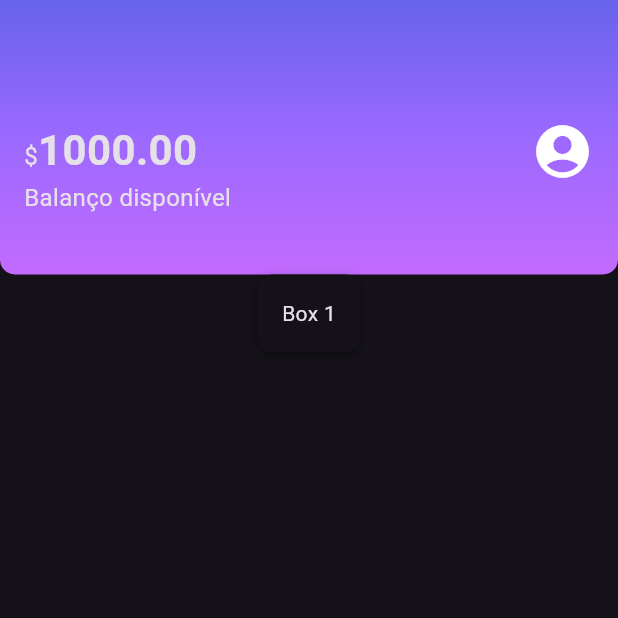
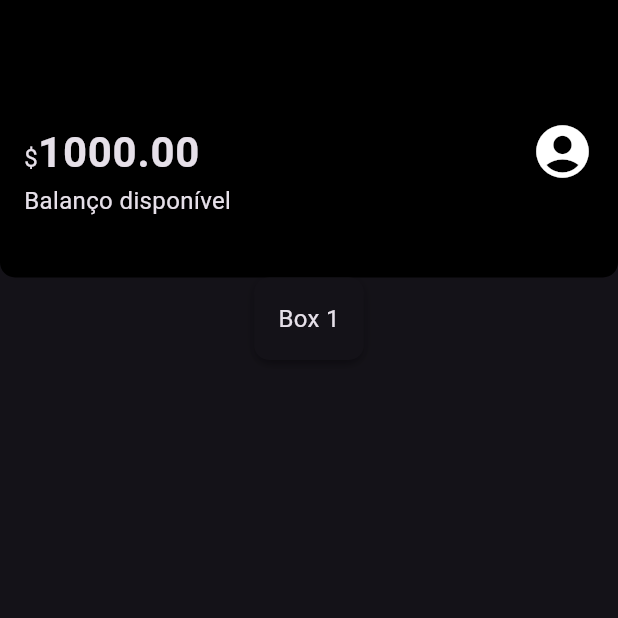
Before and after one commit to otaviovcn/alubank, a Flutter app: the screen it shows after launch, on a phone screen of 412 x 824 dp, the top half of it. Run offline on Flutter 3.47's test engine with Material 3 defaults, Android fonts, the phone set to English and light mode, and no system bars.

Commit message:
:lipstick: feat: Creates default colors theme

```diff
--- a/lib/components/sections/header.dart
+++ b/lib/components/sections/header.dart
@@ -1,4 +1,6 @@
 import 'package:flutter/material.dart';
+
+import '../../themes/theme_colors.dart';
 
 class Header extends StatelessWidget {
   const Header({super.key});
@@ -10,11 +12,7 @@ class Header extends StatelessWidget {
         gradient: LinearGradient(
           begin: Alignment.topCenter,
           end: Alignment.bottomCenter,
-          colors: <Color>[
-            Color.fromRGBO(103, 99, 234, 1),
-            Color.fromRGBO(155, 105, 254, 1),
-            Color.fromRGBO(195, 107, 255, 1),
-          ],
+          colors:  ThemeColors.headerGradient,
         ),
         borderRadius: BorderRadius.only(bottomLeft: Radius.circular(10), bottomRight: Radius.circular(10))
       ),
@@ -30,19 +28,15 @@ class Header extends StatelessWidget {
                 Text.rich(
                   TextSpan(
                     text: '\$',
-                    style: TextStyle(fontSize: 16),
                     children: <TextSpan>[
                       TextSpan(
                         text: '1000.00',
-                        style: TextStyle(
-                          fontSize: 28,
-                          fontWeight: FontWeight.bold,
-                        ),
+                        style: Theme.of(context).textTheme.bodyLarge,
                       ),
                     ],
                   ),
                 ),
-                Text('Balanço disponível', style: TextStyle(fontSize: 16)),
+                Text('Balanço disponível'),
               ],
             ),
             Icon(Icons.account_circle, size: 42),
--- a/lib/main.dart
+++ b/lib/main.dart
@@ -13,7 +13,7 @@ class Alubank extends StatelessWidget {
   Widget build(BuildContext context) {
     return MaterialApp(
       title: 'AluBank',
-      theme: MyTheme,
+      theme: myTheme,
       home: Home()
     );
   }
--- a/lib/themes/my_theme.dart
+++ b/lib/themes/my_theme.dart
@@ -1,7 +1,21 @@
+import 'package:alubank/themes/theme_colors.dart';
 import 'package:flutter/material.dart';
 
-ThemeData MyTheme = ThemeData(
+ThemeData myTheme = ThemeData(
   brightness: Brightness.dark,
-  primaryColor: Colors.purple,
-  primarySwatch: Colors.purple
+  scaffoldBackgroundColor: ThemeColors.backgroundColorDark,
+  cardColor:ThemeColors.cardColorDark,
+
+  // colorScheme: ColorScheme.dark(
+    // primary: Colors.tealAccent,
+    // surface: Color(0xFF2C2C2C),
+    // onSurface: Colors.white,
+  // ),  // para mudar o esquema de cores do tema dark
+
+  primaryColor: ThemeColors.primaryColor,
+  primarySwatch: ThemeColors.primaryColor,
+  textTheme: TextTheme(
+    bodyMedium: TextStyle(fontSize: 16),
+    bodyLarge: TextStyle(fontSize: 28, fontWeight: FontWeight.bold),
+  ),
 );
```
